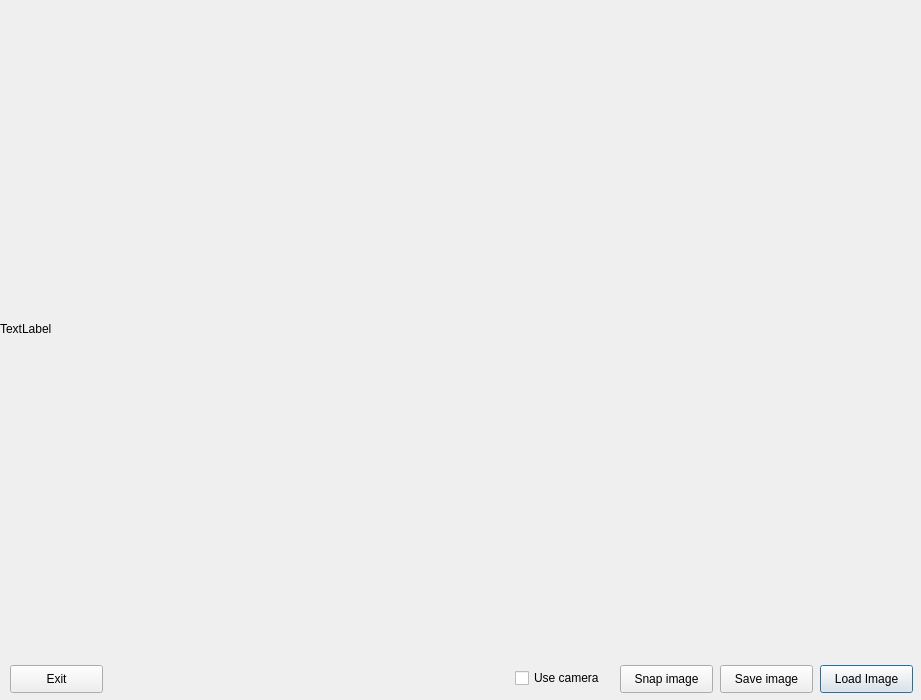
Before: the Qt Designer form GUI/layout.ui in Jakuko99/realizacia_NN_na_Rasbperry_Pi, drawn with Qt 5.
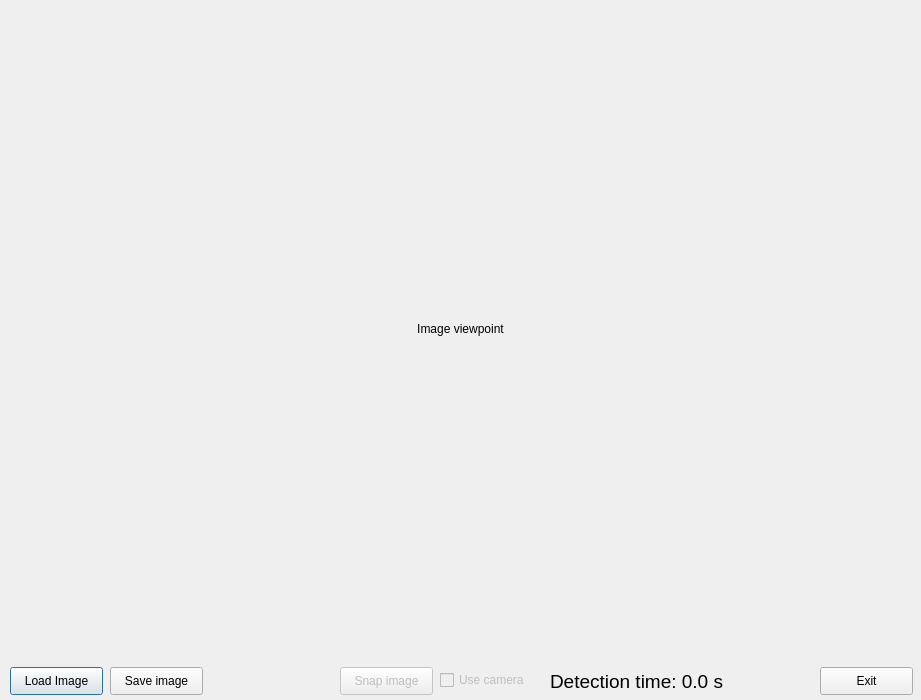
After: the same form once the commit is applied.

Patch:
```diff
--- a/GUI/layout.ui
+++ b/GUI/layout.ui
@@ -16,8 +16,8 @@
   <widget class="QPushButton" name="button1">
    <property name="geometry">
     <rect>
-     <x>820</x>
-     <y>665</y>
+     <x>10</x>
+     <y>667</y>
      <width>93</width>
      <height>28</height>
     </rect>
@@ -36,14 +36,17 @@
     </rect>
    </property>
    <property name="text">
-    <string>TextLabel</string>
+    <string>Image viewpoint</string>
+   </property>
+   <property name="alignment">
+    <set>Qt::AlignCenter</set>
    </property>
   </widget>
   <widget class="QPushButton" name="button2">
    <property name="geometry">
     <rect>
-     <x>720</x>
-     <y>665</y>
+     <x>110</x>
+     <y>667</y>
      <width>93</width>
      <height>28</height>
     </rect>
@@ -53,10 +56,13 @@
    </property>
   </widget>
   <widget class="QPushButton" name="button3">
+   <property name="enabled">
+    <bool>false</bool>
+   </property>
    <property name="geometry">
     <rect>
-     <x>620</x>
-     <y>665</y>
+     <x>340</x>
+     <y>667</y>
      <width>93</width>
      <height>28</height>
     </rect>
@@ -66,11 +72,14 @@
    </property>
   </widget>
   <widget class="QCheckBox" name="checkbox1">
+   <property name="enabled">
+    <bool>false</bool>
+   </property>
    <property name="geometry">
     <rect>
-     <x>515</x>
-     <y>668</y>
-     <width>101</width>
+     <x>440</x>
+     <y>670</y>
+     <width>111</width>
      <height>20</height>
     </rect>
    </property>
@@ -81,8 +90,8 @@
   <widget class="QPushButton" name="button4">
    <property name="geometry">
     <rect>
-     <x>10</x>
-     <y>665</y>
+     <x>820</x>
+     <y>667</y>
      <width>93</width>
      <height>28</height>
     </rect>
@@ -91,6 +100,24 @@
     <string>Exit</string>
    </property>
   </widget>
+  <widget class="QLabel" name="label2">
+   <property name="geometry">
+    <rect>
+     <x>550</x>
+     <y>670</y>
+     <width>211</width>
+     <height>22</height>
+    </rect>
+   </property>
+   <property name="font">
+    <font>
+     <pointsize>14</pointsize>
+    </font>
+   </property>
+   <property name="text">
+    <string>Detection time: 0.0 s</string>
+   </property>
+  </widget>
  </widget>
  <resources/>
  <connections/>
```
